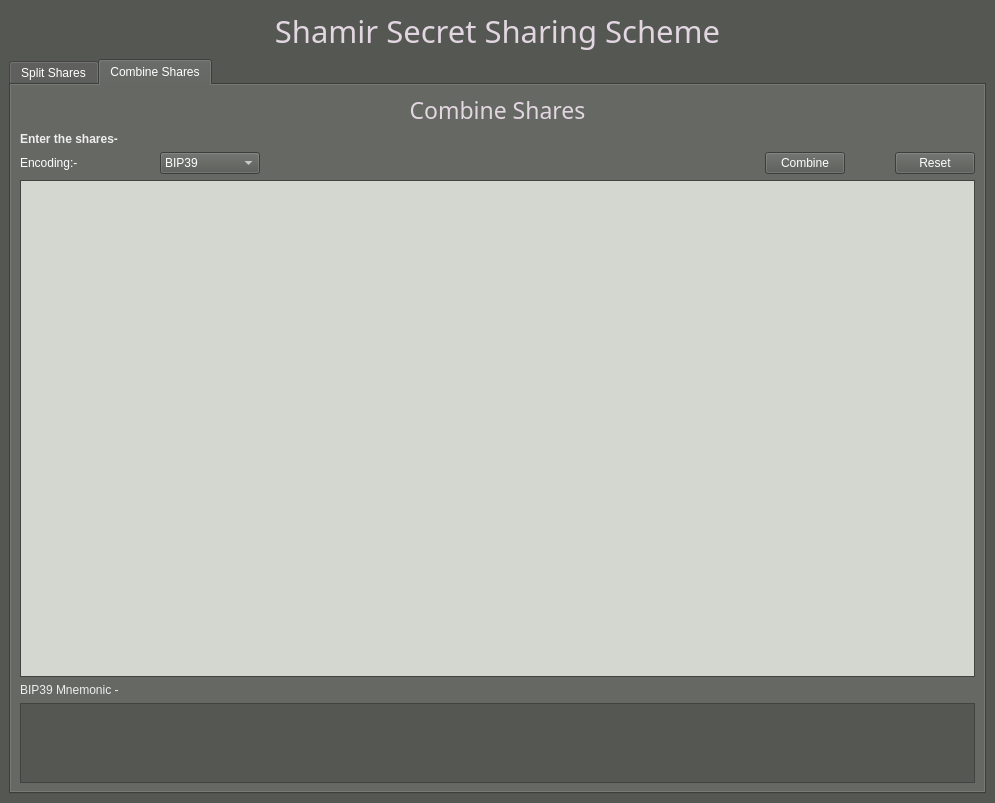
ChakshuGupta/secret-share, file secret-shares-app/app_ui.ui: the form before one commit.
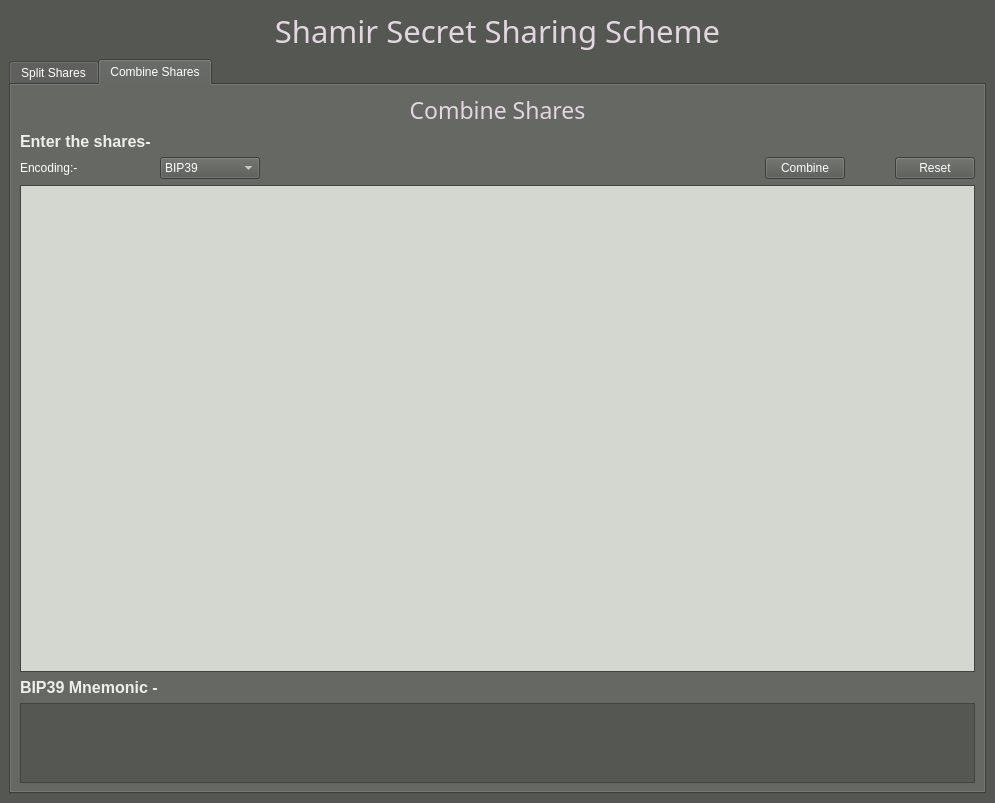
The form after the commit. The open tabs and pages were chosen to show the change. Icons and pictures are not drawn.

```diff
--- a/secret-shares-app/app_ui.ui
+++ b/secret-shares-app/app_ui.ui
@@ -3193,6 +3193,7 @@
             </property>
             <property name="font">
              <font>
+              <pointsize>12</pointsize>
               <weight>75</weight>
               <bold>true</bold>
              </font>
@@ -3869,11 +3870,18 @@
               </disabled>
              </palette>
             </property>
+            <property name="font">
+             <font>
+              <pointsize>12</pointsize>
+              <weight>75</weight>
+              <bold>true</bold>
+             </font>
+            </property>
             <property name="text">
              <string>BIP39 Mnemonic -</string>
             </property>
             <property name="margin">
-             <number>15</number>
+             <number>20</number>
             </property>
            </widget>
           </item>
```
